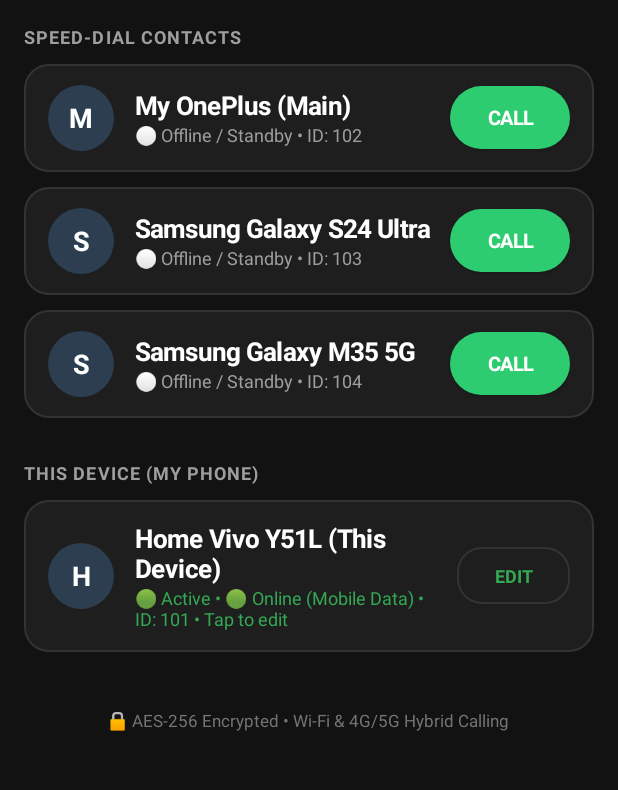
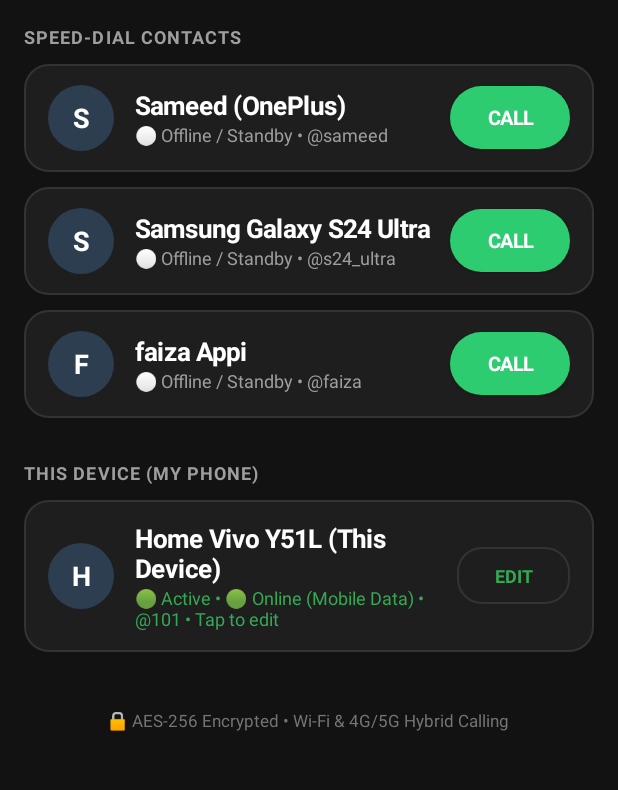
Before and after one commit to sameedkhan7/WiFiCallingApp, an Android app: the MainActivity screen opened directly, with no data from a screen before it, after a tap on "CALL", on a phone screen of 412 x 824 dp, the part 96-886 px from its top. Run offline under Robolectric (Android 15) with nearby library versions, the phone set to English and light mode, and no system bars; libraries missing offline, so code that uses them is left out: org.eclipse.paho.

Commit message:
v1.2.4: Forced onboarding username popup, fix self-calling bug, clean @username handles

```diff
--- a/app/build.gradle
+++ b/app/build.gradle
@@ -10,8 +10,8 @@ android {
         applicationId "com.secure.wificalling"
         minSdk 21        // Android 5.0 (Vivo Y51L)
         targetSdk 34     // Android 14+ Native (OnePlus, Samsung S24 Ultra, M35)
-        versionCode 23
-        versionName "1.2.3"
+        versionCode 24
+        versionName "1.2.4"
 
         testInstrumentationRunner "androidx.test.runner.AndroidJUnitRunner"
     }
--- a/app/src/main/java/com/secure/wificalling/network/CallSignaling.java
+++ b/app/src/main/java/com/secure/wificalling/network/CallSignaling.java
@@ -156,21 +156,58 @@ public class CallSignaling {
         return detectMyExtensionId(null);
     }
 
+    public static String resolveExtAlias(String ext) {
+        if (ext == null) return null;
+        String e = ext.toLowerCase().trim();
+        if ("101".equals(e)) return "ammi";
+        if ("ammi".equals(e)) return "101";
+        if ("102".equals(e)) return "sameed";
+        if ("sameed".equals(e)) return "102";
+        if ("104".equals(e)) return "faiza";
+        if ("faiza".equals(e) || "faiza_appi".equals(e)) return "104";
+        if ("103".equals(e)) return "s24_ultra";
+        if ("s24_ultra".equals(e) || "s24".equals(e)) return "103";
+        return null;
+    }
+
     public static String getPeerPublicEndpoint(String ext) {
         if (ext == null) return "";
         String ep = peerPublicEndpoints.get(ext);
-        return ep != null ? ep : "";
+        if (ep != null && !ep.isEmpty()) return ep;
+        String alias = resolveExtAlias(ext);
+        if (alias != null) {
+            ep = peerPublicEndpoints.get(alias);
+            if (ep != null && !ep.isEmpty()) return ep;
+        }
+        return "";
+    }
+
+    public static PeerStatus getPeerStatus(String ext) {
+        if (ext == null) return null;
+        PeerStatus ps = peerStatuses.get(ext);
+        if (ps != null && (System.currentTimeMillis() - ps.lastSeen <= 75000)) return ps;
+        String alias = resolveExtAlias(ext);
+        if (alias != null) {
+            PeerStatus psAlias = peerStatuses.get(alias);
+            if (psAlias != null && (System.currentTimeMillis() - psAlias.lastSeen <= 75000)) return psAlias;
+        }
+        return null;
     }
 
     public static boolean isPeerOnline(String ext) {
         if (ext == null) return false;
         PeerStatus ps = peerStatuses.get(ext);
-        if (ps == null) return false;
-        if (System.currentTimeMillis() - ps.lastSeen > 75000) {
-            peerStatuses.remove(ext);
-            return false;
+        if (ps != null && (System.currentTimeMillis() - ps.lastSeen <= 75000)) {
+            return true;
         }
-        return true;
+        String alias = resolveExtAlias(ext);
+        if (alias != null) {
+            PeerStatus psAlias = peerStatuses.get(alias);
+            if (psAlias != null && (System.currentTimeMillis() - psAlias.lastSeen <= 75000)) {
+                return true;
+            }
+        }
+        return false;
     }
 
     public synchronized void start() {
@@ -391,6 +428,10 @@ public class CallSignaling {
             MqttMessage msg = new MqttMessage(data);
             msg.setQos(0); // Zero-latency QoS 0 for live streaming
             mqttClient.publish(AUDIO_RELAY_PREFIX + targetExt, msg);
+            String alias = resolveExtAlias(targetExt);
+            if (alias != null && !alias.equals(targetExt)) {
+                mqttClient.publish(AUDIO_RELAY_PREFIX + alias, msg);
+            }
         } catch (Exception ignored) {}
     }
 
@@ -634,7 +675,11 @@ public class CallSignaling {
                     MqttMessage msg = new MqttMessage(encrypted.getBytes(StandardCharsets.UTF_8));
                     msg.setQos(1);
                     mqttClient.publish(TOPIC_PREFIX + targetExt, msg);
-                    Log.i(TAG, "Sent [" + command + "] via MQTT to ext " + targetExt);
+                    String alias = resolveExtAlias(targetExt);
+                    if (alias != null && !alias.equals(targetExt)) {
+                        mqttClient.publish(TOPIC_PREFIX + alias, msg);
+                    }
+                    Log.i(TAG, "Sent [" + command + "] via MQTT to " + targetExt);
                 } catch (Exception e) {
                     Log.w(TAG, "MQTT send failed: " + e.getMessage());
                 }
--- a/app/src/main/java/com/secure/wificalling/ui/MainActivity.java
+++ b/app/src/main/java/com/secure/wificalling/ui/MainActivity.java
@@ -36,6 +36,7 @@ import org.json.JSONArray;
 import org.json.JSONObject;
 import java.util.ArrayList;
 import java.util.Collections;
+import java.util.Iterator;
 import java.util.List;
 
 /**
@@ -136,6 +137,7 @@ public class MainActivity extends Activity {
 
             loadContacts();
             renderContactsUI();
+            checkPromptUsernameRegistration();
 
             if (hasAllPermissions()) {
                 startCallService();
@@ -187,6 +189,113 @@ public class MainActivity extends Activity {
         return "🟢 Online (Mobile Data)";
     }
 
+    private void checkPromptUsernameRegistration() {
+        boolean hasRegistered = prefs.getBoolean("HAS_SET_USERNAME_V4", false);
+        if (!hasRegistered) {
+            showMandatoryUsernameSetupDialog();
+        }
+    }
+
+    private void showMandatoryUsernameSetupDialog() {
+        AlertDialog.Builder builder = new AlertDialog.Builder(this);
+        builder.setTitle("Choose Your Calling Profile");
+        builder.setCancelable(false);
+
+        LinearLayout layout = new LinearLayout(this);
+        layout.setOrientation(LinearLayout.VERTICAL);
+        layout.setPadding(dpToPx(22), dpToPx(14), dpToPx(22), dpToPx(14));
+
+        TextView tvMsg = new TextView(this);
+        tvMsg.setText("Set your permanent Name and Username. Other phones will see your real name when you call:");
+        tvMsg.setTextColor(Color.parseColor("#DDDDDD"));
+        tvMsg.setTextSize(14);
+        layout.addView(tvMsg);
+
+        final EditText etName = new EditText(this);
+        etName.setHint("Your Name (e.g. Sameed, Ammi, Faiza)");
+        etName.setText(getMyProfileName(this));
+        layout.addView(etName);
+
+        final EditText etUser = new EditText(this);
+        etUser.setHint("Unique Username (e.g. sameed, ammi, faiza)");
+        String legacy = CallSignaling.detectLegacyHardwareExt();
+        String defaultUser = legacy.equals("101") ? "ammi" :
+                             legacy.equals("102") ? "sameed" :
+                             legacy.equals("104") ? "faiza" :
+                             legacy.equals("103") ? "s24_ultra" : myExtId;
+        etUser.setText(defaultUser);
+        layout.addView(etUser);
+
+        builder.setView(layout);
+        builder.setPositiveButton("Save & Start Calling", null);
+
+        AlertDialog dialog = builder.create();
+        dialog.setCanceledOnTouchOutside(false);
+        dialog.show();
+
+        dialog.getButton(AlertDialog.BUTTON_POSITIVE).setOnClickListener(v -> {
+            String name = etName.getText().toString().trim();
+            String username = etUser.getText().toString().trim().toLowerCase().replaceAll("[^a-z0-9_]", "");
+            if (name.isEmpty()) {
+                Toast.makeText(this, "Please enter your Name", Toast.LENGTH_SHORT).show();
+                return;
+            }
+            if (username.isEmpty()) {
+                Toast.makeText(this, "Please enter a valid Username", Toast.LENGTH_SHORT).show();
+                return;
+            }
+
+            prefs.edit()
+                    .putString("MY_PROFILE_NAME", name)
+                    .putString("MY_USERNAME", username)
+                    .putString("SAVED_MY_EXT_ID", username)
+                    .putBoolean("HAS_SET_USERNAME_V4", true)
+                    .apply();
+
+            getSharedPreferences("WiFiCallingPrefs", MODE_PRIVATE).edit()
+                    .putString("SAVED_MY_EXT_ID", username)
+                    .apply();
+
+            myExtId = username;
+
+            cleanSelfFromContacts();
+            saveContacts();
+            renderContactsUI();
+
+            // Re-announce presence with updated profile name
+            try {
+                CallSignaling sig = new CallSignaling(this, null);
+                sig.start();
+                sig.publishPresence();
+                sig.broadcastPresence();
+            } catch (Throwable ignored) {}
+
+            dialog.dismiss();
+            Toast.makeText(this, "Username @" + username + " registered!", Toast.LENGTH_LONG).show();
+        });
+    }
+
+    private void cleanSelfFromContacts() {
+        String legacy = CallSignaling.detectLegacyHardwareExt();
+        String myName = getMyProfileName(this).toLowerCase().trim();
+        Iterator<ContactItem> it = contactList.iterator();
+        while (it.hasNext()) {
+            ContactItem c = it.next();
+            String cExt = c.ext.toLowerCase().trim();
+            String cName = c.name.toLowerCase().trim();
+            if (cExt.equals(myExtId.toLowerCase().trim()) ||
+                cExt.equals(legacy) ||
+                cExt.equals(CallSignaling.resolveExtAlias(myExtId)) ||
+                cName.equals(myName) ||
+                (cName.contains("oneplus") && (legacy.equals("102") || myExtId.contains("sameed") || myExtId.equals("102"))) ||
+                (cName.contains("vivo") && (legacy.equals("101") || myExtId.contains("ammi") || myExtId.equals("101"))) ||
+                (cName.contains("m35") && (legacy.equals("104") || myExtId.contains("faiza") || myExtId.equals("104"))) ||
+                (cName.contains("s24") && (legacy.equals("103") || myExtId.contains("s24") || myExtId.equals("103")))) {
+                it.remove();
+            }
+        }
+    }
+
     private void loadContacts() {
         contactList.clear();
 
@@ -202,6 +311,13 @@ public class MainActivity extends Activity {
                     String query = obj.optString("query", name);
                     String directIp = obj.optString("directIp", "");
                     long lastInteractionTime = obj.optLong("lastInteractionTime", 0);
+
+                    // Upgrade old extension IDs to clean usernames
+                    if ("101".equals(ext)) { ext = "ammi"; if (name.contains("Vivo") || name.contains("101")) name = "ammi"; }
+                    else if ("102".equals(ext)) { ext = "sameed"; if (name.contains("OnePlus") || name.contains("102")) name = "Sameed (OnePlus)"; }
+                    else if ("104".equals(ext)) { ext = "faiza"; if (name.contains("M35") || name.contains("104")) name = "faiza Appi"; }
+                    else if ("103".equals(ext)) { ext = "s24_ultra"; if (name.contains("S24") || name.contains("103")) name = "Samsung Galaxy S24 Ultra"; }
+
                     contactList.add(new ContactItem(ext, name, query, directIp, lastInteractionTime));
                 }
             } catch (Exception ignored) {}
@@ -209,12 +325,14 @@ public class MainActivity extends Activity {
 
         // If no contacts exist yet (first fresh run), add initial speed-dial contacts
         if (contactList.isEmpty()) {
-            contactList.add(new ContactItem("101", "Home Vivo Y51L", "Vivo", "", 4000));
-            contactList.add(new ContactItem("102", "My OnePlus (Main)", "OnePlus", "", 3000));
-            contactList.add(new ContactItem("103", "Samsung Galaxy S24 Ultra", "S24", "", 2000));
-            contactList.add(new ContactItem("104", "Samsung Galaxy M35 5G", "M35", "", 1000));
+            contactList.add(new ContactItem("ammi", "ammi", "ammi", "", 4000));
+            contactList.add(new ContactItem("sameed", "Sameed (OnePlus)", "Sameed", "", 3000));
+            contactList.add(new ContactItem("s24_ultra", "Samsung Galaxy S24 Ultra", "S24", "", 2000));
+            contactList.add(new ContactItem("faiza", "faiza Appi", "Faiza", "", 1000));
             saveContacts();
         }
+
+        cleanSelfFromContacts();
     }
 
     private void saveContacts() {
@@ -236,22 +354,13 @@ public class MainActivity extends Activity {
     private void renderContactsUI() {
         containerContacts.removeAllViews();
 
-        ContactItem selfContact = null;
-        List<ContactItem> others = new ArrayList<>();
-
-        for (ContactItem c : contactList) {
-            if (c.ext.equals(myExtId)) {
-                selfContact = c;
-            } else {
-                others.add(c);
-            }
-        }
+        cleanSelfFromContacts();
 
         // Sort non-self contacts by lastInteractionTime descending (most recent interaction on top #1)
-        Collections.sort(others, (a, b) -> Long.compare(b.lastInteractionTime, a.lastInteractionTime));
+        Collections.sort(contactList, (a, b) -> Long.compare(b.lastInteractionTime, a.lastInteractionTime));
 
         // 1. Render Top Speed-Dial Family Contacts (Other 3 Devices)
-        for (ContactItem contact : others) {
+        for (ContactItem contact : contactList) {
             LinearLayout card = createContactCard(contact, false);
             containerContacts.addView(card);
         }
@@ -269,11 +378,11 @@ public class MainActivity extends Activity {
         tvSelfHeader.setLayoutParams(headerLp);
         containerContacts.addView(tvSelfHeader);
 
-        // 3. Render Self Contact Card at the VERY BOTTOM
-        if (selfContact != null) {
-            LinearLayout selfCard = createContactCard(selfContact, true);
-            containerContacts.addView(selfCard);
-        }
+        // 3. Render Dedicated Self Contact Card at the VERY BOTTOM (Guaranteed 100% Always Rendered)
+        String myName = getMyProfileName(this);
+        ContactItem selfContact = new ContactItem(myExtId, myName, myName, "", 0);
+        LinearLayout selfCard = createContactCard(selfContact, true);
+        containerContacts.addView(selfCard);
     }
 
     private LinearLayout createContactCard(ContactItem contact, boolean isSelf) {
@@ -319,17 +428,17 @@ public class MainActivity extends Activity {
 
         TextView tvStatus = new TextView(this);
         if (isSelf) {
-            tvStatus.setText("🟢 Active • " + getNetworkStatusString() + " • ID: " + contact.ext + " • Tap to edit");
+            tvStatus.setText("🟢 Active • " + getNetworkStatusString() + " • @" + contact.ext + " • Tap to edit");
             tvStatus.setTextColor(Color.parseColor("#34A853"));
         } else {
             boolean isOnline = CallSignaling.isPeerOnline(contact.ext);
             if (isOnline) {
-                CallSignaling.PeerStatus ps = CallSignaling.peerStatuses.get(contact.ext);
+                CallSignaling.PeerStatus ps = CallSignaling.getPeerStatus(contact.ext);
                 String netType = (ps != null && ps.networkType != null) ? ps.networkType : "Online";
-                tvStatus.setText("🟢 Online (" + netType + ") • ID: " + contact.ext);
+                tvStatus.setText("🟢 Online (" + netType + ") • @" + contact.ext);
                 tvStatus.setTextColor(Color.parseColor("#34A853"));
             } else {
-                tvStatus.setText("⚪ Offline / Standby • ID: " + contact.ext);
+                tvStatus.setText("⚪ Offline / Standby • @" + contact.ext);
                 tvStatus.setTextColor(Color.parseColor("#9E9E9E"));
             }
         }
@@ -386,8 +495,16 @@ public class MainActivity extends Activity {
     }
 
     private void initiateCall(ContactItem contact) {
-        if (contact.ext.equals(myExtId)) {
-            Toast.makeText(this, "Cannot call own device!", Toast.LENGTH_SHORT).show();
+        String legacy = CallSignaling.detectLegacyHardwareExt();
+        String myName = getMyProfileName(this).toLowerCase().trim();
+        String cExt = contact.ext.toLowerCase().trim();
+        String cName = contact.name.toLowerCase().trim();
+
+        if (cExt.equals(myExtId.toLowerCase().trim()) ||
+            cExt.equals(legacy) ||
+            cExt.equals(CallSignaling.resolveExtAlias(myExtId)) ||
+            cName.equals(myName)) {
+            Toast.makeText(this, "Cannot call your own device!", Toast.LENGTH_SHORT).show();
             return;
         }
 
@@ -655,15 +772,8 @@ public class MainActivity extends Activity {
             Button btnUpdates = view.findViewById(R.id.btnCheckUpdates);
             Button btnClose = view.findViewById(R.id.btnCloseSettings);
 
-            String friendlyDevice = "Unknown Device";
-            if ("101".equals(myExtId)) friendlyDevice = "Home Vivo Y51L";
-            else if ("102".equals(myExtId)) friendlyDevice = "My OnePlus (CPH2381)";
-            else if ("103".equals(myExtId)) friendlyDevice = "Samsung Galaxy S24 Ultra";
-            else if ("104".equals(myExtId)) friendlyDevice = "Samsung Galaxy M35 5G";
-            else friendlyDevice = Build.MODEL;
-
-            tvDeviceName.setText(friendlyDevice + " (" + Build.MODEL + ")");
-            tvExtension.setText("My Calling Number: " + myExtId);
+            tvDeviceName.setText(getMyProfileName(this) + " (" + Build.MODEL + ")");
+            tvExtension.setText("My Username: @" + myExtId);
             tvNetwork.setText("Status: " + getNetworkStatusString());
             tvEncryption.setText("Security: AES-256 Military End-to-End Encrypted");
 
```
Also changed, not shown: 2 other files.
